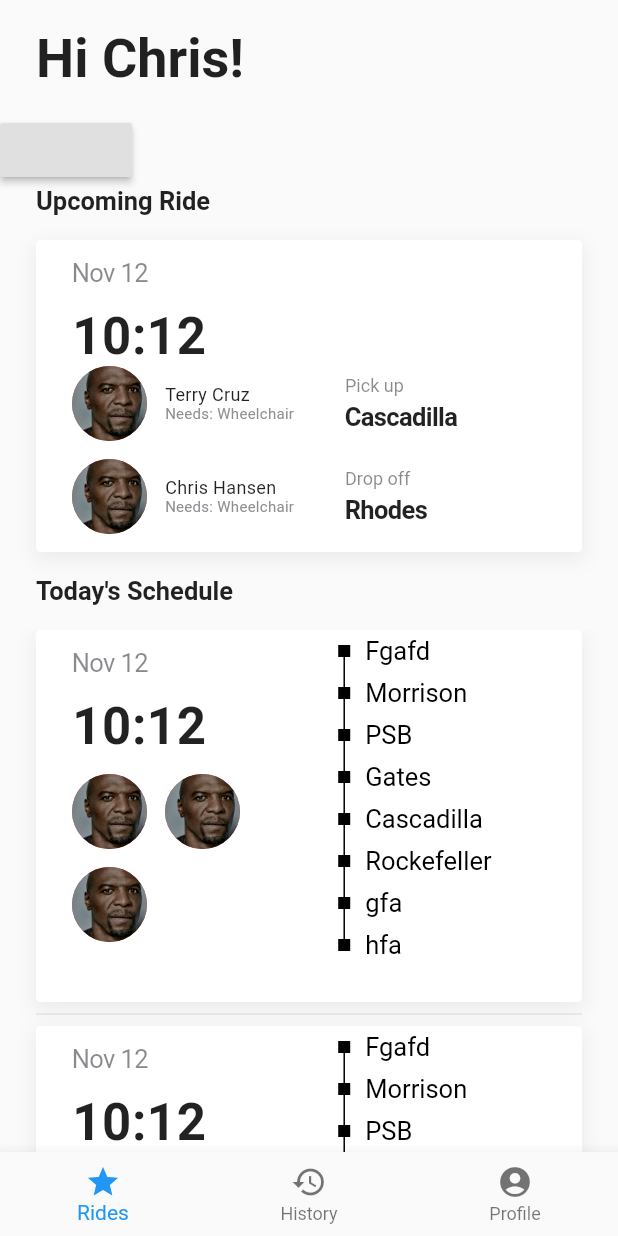
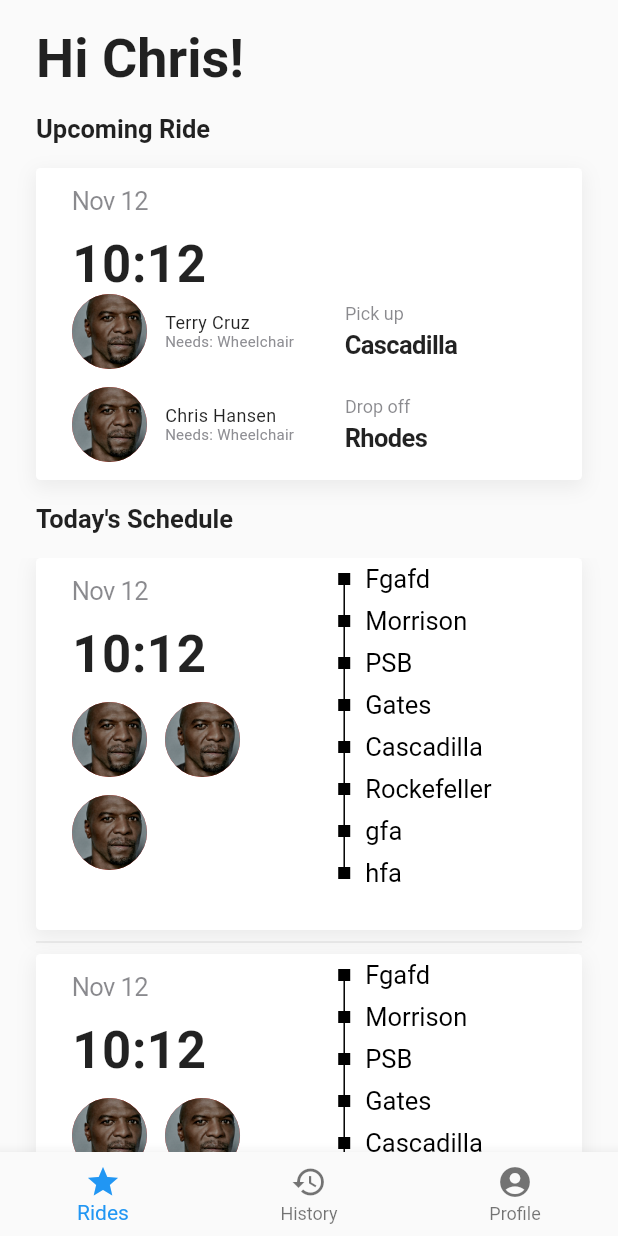
Before and after one commit to cornell-dti/carriage-driver, a Flutter app: the Home screen opened directly, on a phone screen of 412 x 824 dp. Run offline on Flutter 3.47's test engine with Material 2 defaults, Android fonts, the phone set to English and light mode, and no system bars; our stand-ins replace google_sign_in; Roboto replaces fonts that are missing (SFPro).

Commit message:
Separated Tabs and Sign Out Button

```diff
--- a/lib/Home.dart
+++ b/lib/Home.dart
@@ -62,21 +62,11 @@ class _HomeState extends State<Home> {
     return UpcomingRide();
   }
 
-  @override
-  Widget build(BuildContext context) {
-    return WillPopScope(
-      onWillPop: () async => false,
-      child: Scaffold(
-        body: Column(
+  Widget _ridesPage(BuildContext context) {
+    return Column(
         crossAxisAlignment: CrossAxisAlignment.start,
         children: <Widget>[
-
           Greeting(name: _name),
-              RaisedButton(
-                onPressed: (){
-                  googleSignIn.signOut();
-                },
-              ),
           LeftSubheading(heading: 'Upcoming Ride'),
           Center(
               child: Column(
@@ -90,13 +80,25 @@ class _HomeState extends State<Home> {
             child: ListView.separated(
               itemCount: 3,
               itemBuilder: _ride,
-                  separatorBuilder: (BuildContext context, int index) =>
-                      Divider(),
-                  padding:
-                      EdgeInsets.only(left: 24.0, right: 24.0, bottom: 5.0),
+              separatorBuilder: (BuildContext context, int index) => Divider(),
+              padding: EdgeInsets.only(left: 24.0, right: 24.0, bottom: 5.0),
             ),
           ),
-            ]),
+        ]);
+  }
+
+  @override
+  Widget build(BuildContext context) {
+    return WillPopScope(
+      onWillPop: () async => false,
+      child: Scaffold(
+        body: _selectedIndex == 0
+            ? _ridesPage(context)
+            : _selectedIndex == 1
+                ? Column()
+                : Column(
+                    children: <Widget>[SignOutButton()],
+                  ),
         bottomNavigationBar: BottomNavigationBar(
           selectedItemColor: Colors.blue,
           items: <BottomNavigationBarItem>[
@@ -114,3 +116,15 @@ class _HomeState extends State<Home> {
     );
   }
 }
+
+class SignOutButton extends StatelessWidget {
+  @override
+  Widget build(BuildContext context) {
+    return RaisedButton(
+      child: Text('Sign out'),
+      onPressed: () {
+        googleSignIn.signOut();
+      },
+    );
+  }
+}
--- a/lib/Login.dart
+++ b/lib/Login.dart
@@ -23,9 +23,10 @@ class Login extends StatefulWidget {
 }
 
 class _LoginState extends State<Login> {
-  GoogleSignInAccount currentUser; // this is synonymous with Google's currentUser
+  GoogleSignInAccount
+      currentUser; // this is synonymous with Google's currentUser
 
-  setCurrentUser (GoogleSignInAccount account) {
+  setCurrentUser(GoogleSignInAccount account) {
     setState(() {
       currentUser = account;
     });
@@ -37,7 +38,6 @@ class _LoginState extends State<Login> {
     googleSignIn.onCurrentUserChanged.listen((GoogleSignInAccount account) {
       setCurrentUser(account);
     });
-    print(currentUser == null);
     if (currentUser == null) {
       return Scaffold(
           body: Container(
```
Also changed, not shown: lib/Upcoming.dart (+5 -2 lines). Lines whose indentation alone changed are shown as unchanged.
